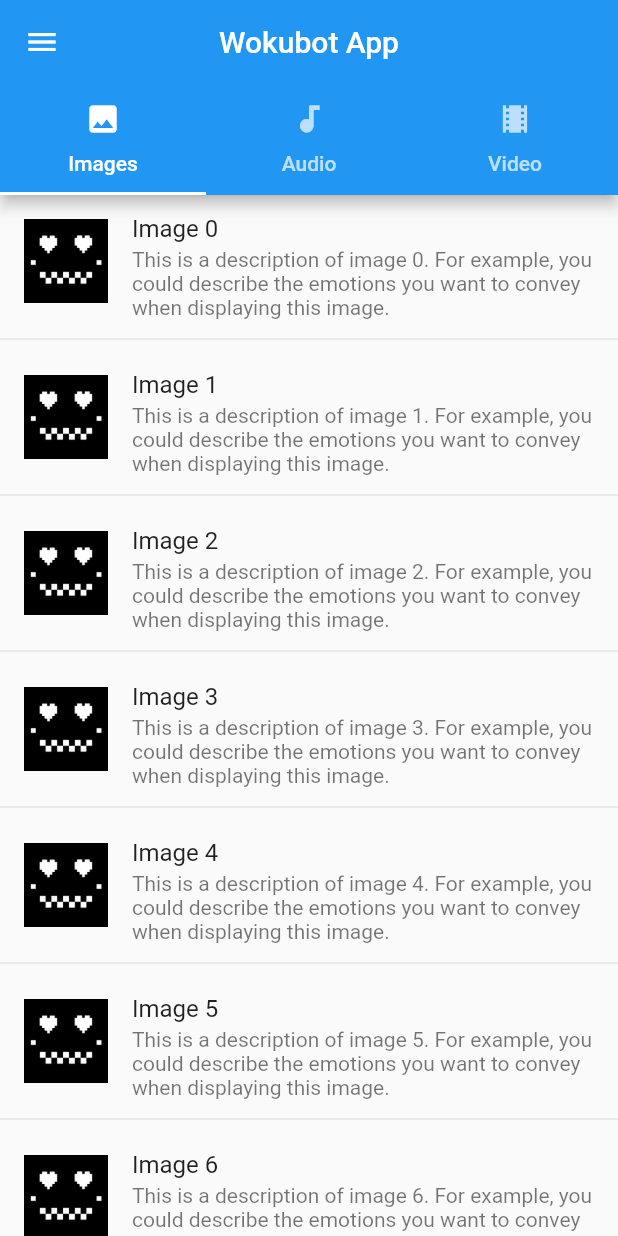
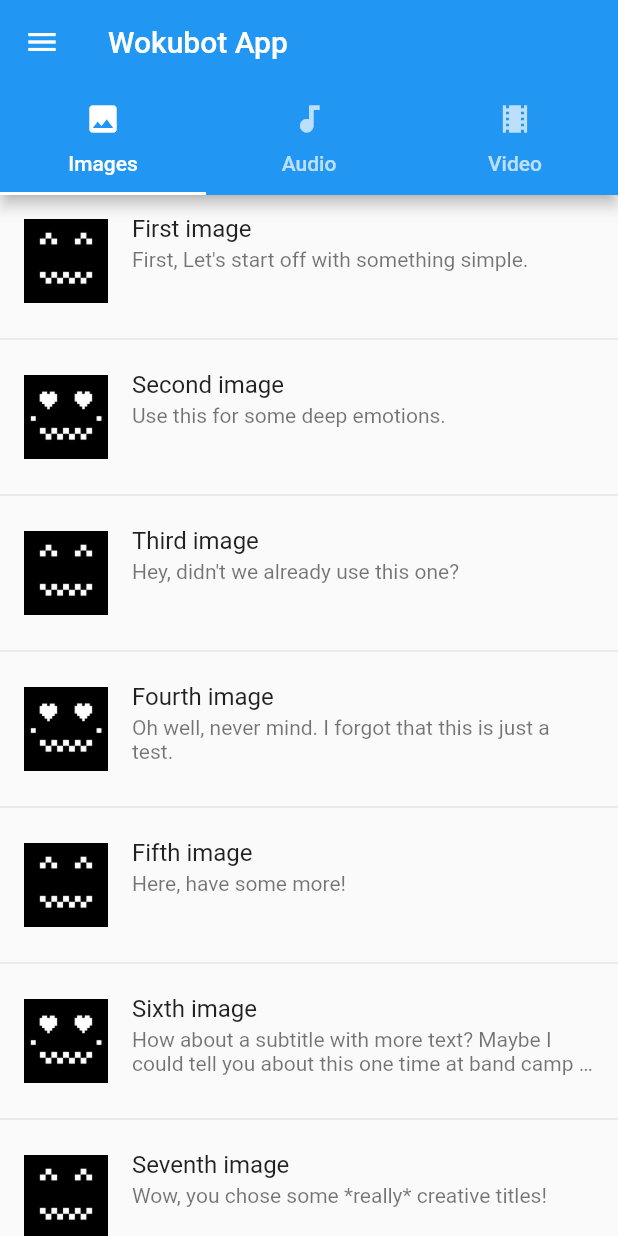
Before and after one commit to MartinLangbecker/wokubot, a Flutter app: the screen it shows after launch, on a phone screen of 412 x 824 dp. Run offline on Flutter 3.47's test engine with Material 2 defaults, Android fonts, the phone set to English and light mode, and no system bars; our stand-ins replace form_field_validator.

Commit message:
added specific entries to media list

```diff
--- a/app/lib/main_screen.dart
+++ b/app/lib/main_screen.dart
@@ -14,7 +14,6 @@ class MainScreen extends StatelessWidget {
         child: Scaffold(
           appBar: AppBar(
             title: Text(title),
-            centerTitle: true,
             bottom: TabBar(
               tabs: [
                 Tab(
@@ -35,7 +34,7 @@ class MainScreen extends StatelessWidget {
           drawer: AppDrawer(),
           body: TabBarView(
             children: [
-              MediaList(),
+              MediaList(type: 'image'),
               Container(
                 child: Center(
                   child: Text('Audio coming soon!™'),
--- a/app/lib/media_list.dart
+++ b/app/lib/media_list.dart
@@ -1,24 +1,80 @@
 import 'package:flutter/material.dart';
 
-class MediaList extends StatelessWidget {
+class MediaList extends StatefulWidget {
+  final String type;
+
+  MediaList({Key key, this.type = 'audio'}) : super(key: key);
+
+  @override
+  _MediaListState createState() => _MediaListState();
+}
+
+class _MediaListState extends State<MediaList> {
+  var entries = const [
+    {
+      'title': 'First image',
+      'subtitle': 'First, Let\'s start off with something simple.',
+      'image': 'images/wokubot_main.jpg',
+    },
+    {
+      'title': 'Second image',
+      'subtitle': 'Use this for some deep emotions.',
+      'image': 'images/wokubot_hearts.png',
+    },
+    {
+      'title': 'Third image',
+      'subtitle': 'Hey, didn\'t we already use this one?',
+      'image': 'images/wokubot_main.jpg',
+    },
+    {
+      'title': 'Fourth image',
+      'subtitle': 'Oh well, never mind. I forgot that this is just a test.',
+      'image': 'images/wokubot_hearts.png',
+    },
+    {
+      'title': 'Fifth image',
+      'subtitle': 'Here, have some more!',
+      'image': 'images/wokubot_main.jpg',
+    },
+    {
+      'title': 'Sixth image',
+      'subtitle': 'How about a subtitle with more text? Maybe I could tell you about this one time at band camp ...',
+      'image': 'images/wokubot_hearts.png',
+    },
+    {
+      'title': 'Seventh image',
+      'subtitle': 'Wow, you chose some *really* creative titles!\n\nThat was sarcastic, by the way.',
+      'image': 'images/wokubot_main.jpg',
+    },
+    {
+      'title': 'Image 8',
+      'subtitle': '... you bastard!',
+      'image': 'images/wokubot_hearts.png',
+    },
+  ];
+
   @override
   Widget build(BuildContext context) {
     return ListView.separated(
-      itemCount: 10,
+      itemCount: entries.length,
       separatorBuilder: (context, index) => Divider(),
       itemBuilder: (BuildContext context, int index) {
+        var entry = entries[index];
         return ListTile(
-          title: Text('Image $index'),
+          title: Text(entry['title']),
           subtitle: Text(
-              'This is a description of image $index. For example, you could describe the emotions you want to convey when displaying this image.'),
+            entry['subtitle'],
+            maxLines: 2,
+            overflow: TextOverflow.ellipsis,
+          ),
           isThreeLine: true,
           leading: SizedBox(
             height: 120,
-            child: Image.asset('images/wokubot_hearts.png'),
+            child: Image.asset(entry['image']),
           ),
           onTap: () {
             final snackBar = SnackBar(
-              content: Text('Display image $index'),
+              content: Text('Display ${entry["title"]}'),
               duration: Duration(seconds: 2),
             );
             Scaffold.of(context).showSnackBar(snackBar);
```
